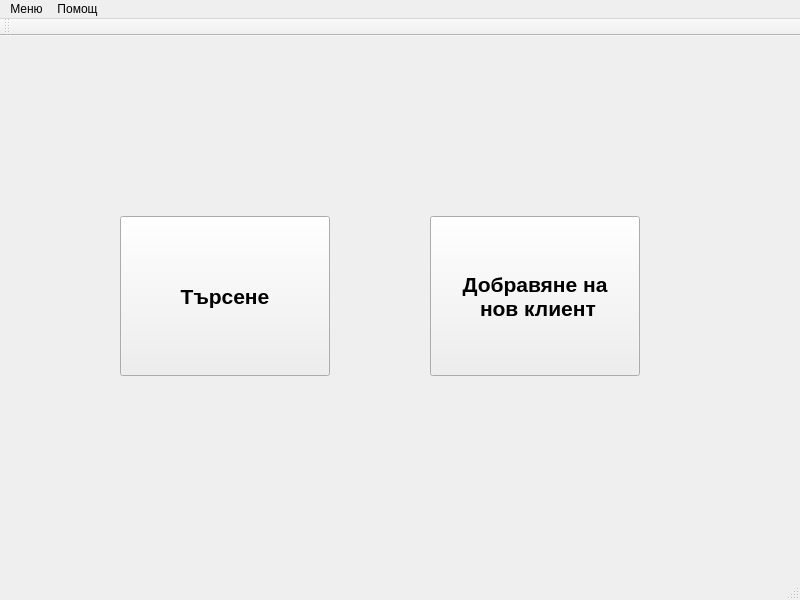
First picture: the form in mainwindow.ui, repository JohnnyBrawo/CarServ, before the edit.
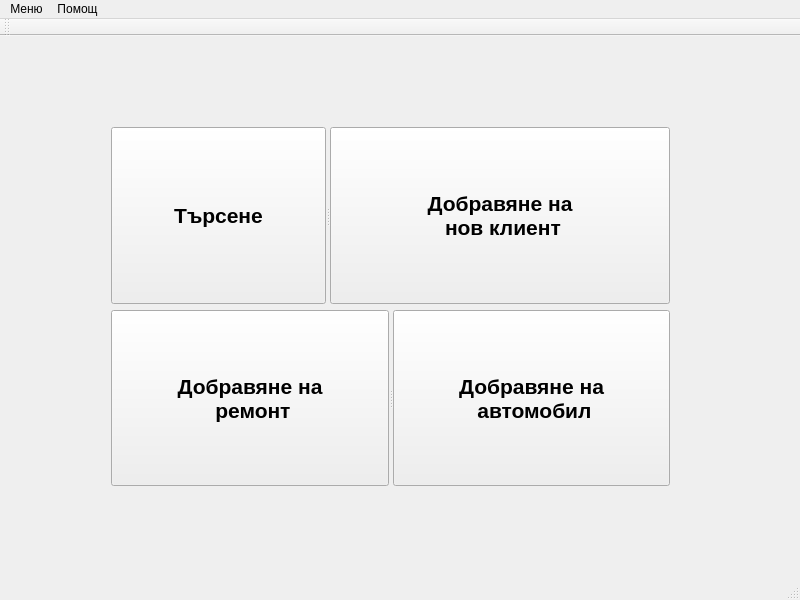
Second picture: the form after the edit.

Diff of the .ui file:
```diff
--- a/mainwindow.ui
+++ b/mainwindow.ui
@@ -20,15 +20,22 @@
    <string>MainWindow</string>
   </property>
   <widget class="QWidget" name="centralWidget">
-   <widget class="QPushButton" name="SearchButton">
+   <widget class="QWidget" name="">
     <property name="geometry">
      <rect>
-      <x>120</x>
-      <y>180</y>
-      <width>210</width>
-      <height>160</height>
+      <x>100</x>
+      <y>80</y>
+      <width>581</width>
+      <height>381</height>
      </rect>
     </property>
+    <layout class="QGridLayout" name="gridLayout">
+     <item row="0" column="0">
+      <widget class="QSplitter" name="splitter">
+       <property name="orientation">
+        <enum>Qt::Horizontal</enum>
+       </property>
+       <widget class="QPushButton" name="Button_Search">
     <property name="font">
      <font>
       <pointsize>16</pointsize>
@@ -40,15 +47,7 @@
      <string>Търсене</string>
     </property>
    </widget>
-   <widget class="QPushButton" name="AddClient">
-    <property name="geometry">
-     <rect>
-      <x>430</x>
-      <y>180</y>
-      <width>210</width>
-      <height>160</height>
-     </rect>
-    </property>
+       <widget class="QPushButton" name="Button_AddNewClient">
     <property name="font">
      <font>
       <pointsize>16</pointsize>
@@ -60,6 +59,43 @@
      <string>Добравяне на 
  нов клиент</string>
     </property>
+       </widget>
+      </widget>
+     </item>
+     <item row="1" column="0">
+      <widget class="QSplitter" name="splitter_2">
+       <property name="orientation">
+        <enum>Qt::Horizontal</enum>
+       </property>
+       <widget class="QPushButton" name="Button_AddNewRepair">
+        <property name="font">
+         <font>
+          <pointsize>16</pointsize>
+          <weight>75</weight>
+          <bold>true</bold>
+         </font>
+        </property>
+        <property name="text">
+         <string>Добравяне на 
+ ремонт</string>
+        </property>
+       </widget>
+       <widget class="QPushButton" name="Button_AddNewAuto">
+        <property name="font">
+         <font>
+          <pointsize>16</pointsize>
+          <weight>75</weight>
+          <bold>true</bold>
+         </font>
+        </property>
+        <property name="text">
+         <string>Добравяне на 
+ автомобил</string>
+        </property>
+       </widget>
+      </widget>
+     </item>
+    </layout>
    </widget>
   </widget>
   <widget class="QMenuBar" name="menuBar">
```
Lines whose indentation alone changed are shown as unchanged.
